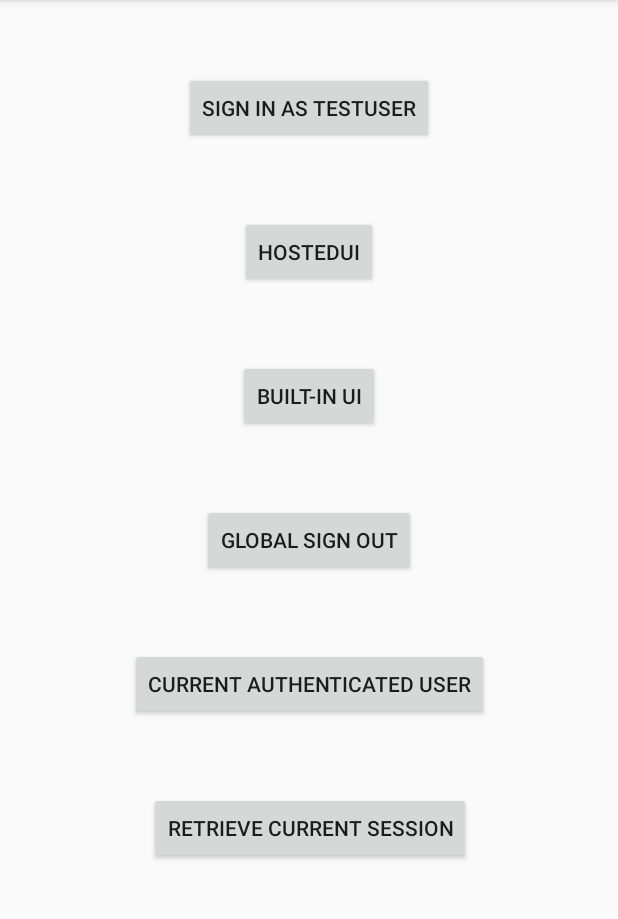
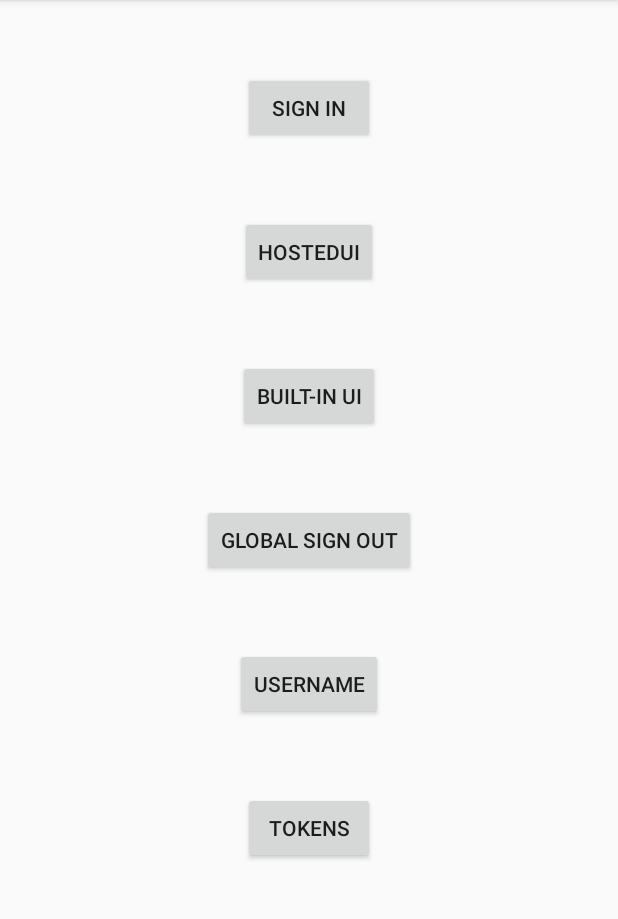
Before and after one commit to CiaranCallaghan94/Cognito-SDK-Examples, an Android app: the MainActivity screen opened directly, with no data from a screen before it, on a phone screen of 412 x 824 dp, the part 84-1003 px from its top. Run offline under Robolectric (Android 15) with nearby library versions, the phone set to English and light mode, and no system bars; libraries missing offline, so code that uses them is left out: com.amazonaws.mobile; 2 statements that could not run were skipped.

Commit message:
Improving names in UI

```diff
--- a/amplify-android/app/src/main/res/layout/activity_main.xml
+++ b/amplify-android/app/src/main/res/layout/activity_main.xml
@@ -11,7 +11,7 @@
         android:layout_width="wrap_content"
         android:layout_height="wrap_content"
         android:layout_marginTop="48dp"
-        android:text="Sign In as testUser"
+        android:text="Sign In"
         app:layout_constraintEnd_toEndOf="parent"
         app:layout_constraintStart_toStartOf="parent"
         app:layout_constraintTop_toTopOf="parent" />
@@ -51,7 +51,7 @@
         android:layout_width="wrap_content"
         android:layout_height="wrap_content"
         android:layout_marginTop="48dp"
-        android:text="Current Authenticated User"
+        android:text="Username"
         app:layout_constraintEnd_toEndOf="@+id/btn_global_sign_out"
         app:layout_constraintStart_toStartOf="@+id/btn_global_sign_out"
         app:layout_constraintTop_toBottomOf="@+id/btn_global_sign_out" />
@@ -62,7 +62,7 @@
         android:layout_width="wrap_content"
         android:layout_height="wrap_content"
         android:layout_marginTop="48dp"
-        android:text="Retrieve Current Session"
+        android:text="Tokens"
         app:layout_constraintEnd_toEndOf="@+id/btn_current_user"
         app:layout_constraintStart_toStartOf="@+id/btn_current_user"
         app:layout_constraintTop_toBottomOf="@+id/btn_current_user" />
```
